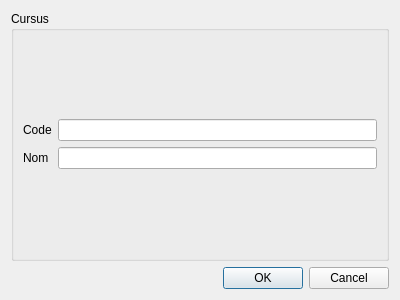
roddehugo/utprofiler, file window/ajoutcursuswindow.ui: the form before one commit.
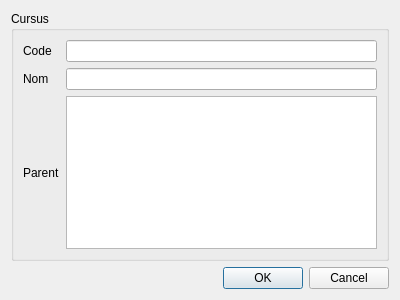
The form after the commit.

```diff
--- a/window/ajoutcursuswindow.ui
+++ b/window/ajoutcursuswindow.ui
@@ -26,6 +26,9 @@
          <layout class="QGridLayout" name="gridLayout_3">
           <item row="0" column="0">
            <layout class="QGridLayout" name="gridLayout_2">
+            <item row="0" column="1">
+             <widget class="QLineEdit" name="codecursus"/>
+            </item>
             <item row="1" column="0">
              <widget class="QLabel" name="label_2">
               <property name="text">
@@ -40,11 +43,18 @@
               </property>
              </widget>
             </item>
-            <item row="0" column="1">
-             <widget class="QLineEdit" name="lineEdit"/>
-            </item>
             <item row="1" column="1">
-             <widget class="QLineEdit" name="lineEdit_2"/>
+             <widget class="QLineEdit" name="nomcursus"/>
+            </item>
+            <item row="2" column="0">
+             <widget class="QLabel" name="label_3">
+              <property name="text">
+               <string>Parent</string>
+              </property>
+             </widget>
+            </item>
+            <item row="2" column="1">
+             <widget class="QListWidget" name="listcursus"/>
             </item>
            </layout>
           </item>
```
